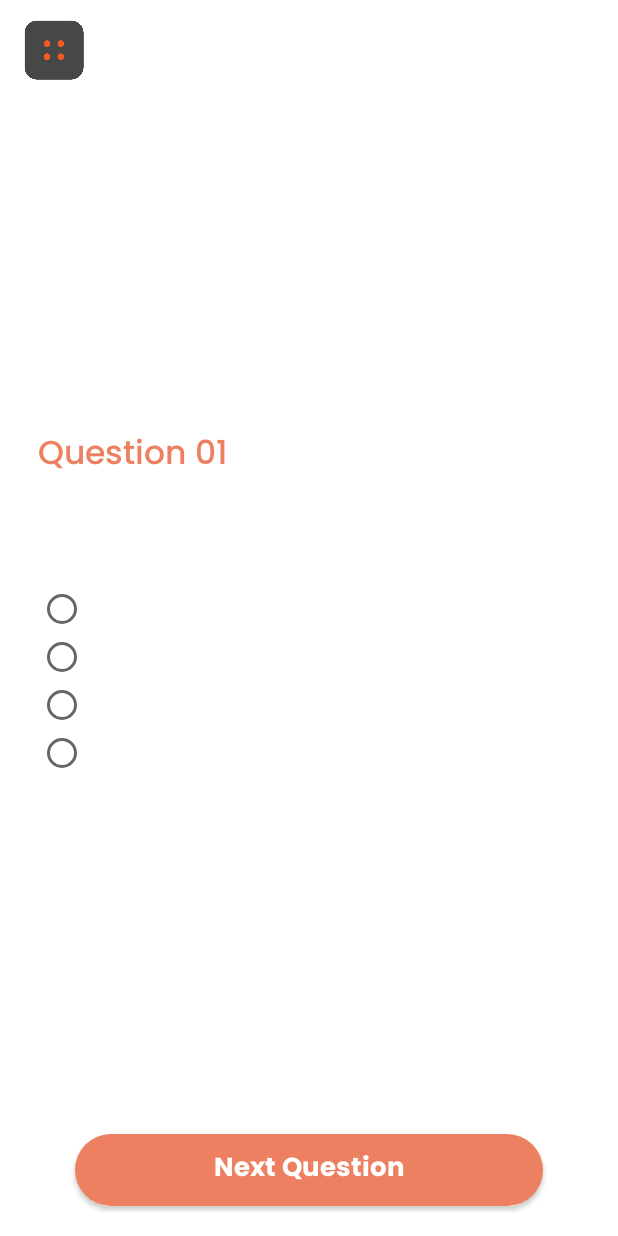
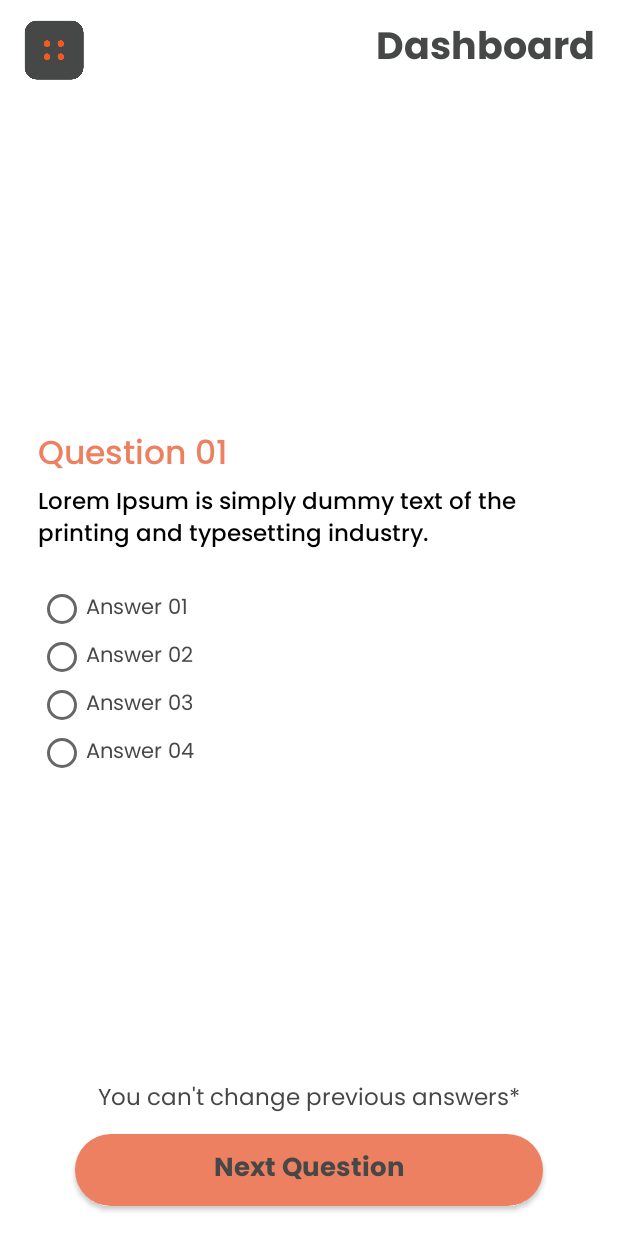
Before and after one commit to SandeepaViduranga/DriverGate, an Android app: the user_questions_page screen opened directly, with no data from a screen before it, on a phone screen of 412 x 824 dp. Run offline under Robolectric (Android 15) with nearby library versions, the phone set to English and light mode, and no system bars; our stand-ins replace Firebase (no records; nobody signed in at launch, a user with empty details on screens opened directly).

Commit message:
[feature] Add question feature implementation

```diff
--- a/app/src/main/java/com/example/drivergate/Student/user_questions_page.java
+++ b/app/src/main/java/com/example/drivergate/Student/user_questions_page.java
@@ -1,16 +1,50 @@
 package com.example.drivergate.Student;
 
 import androidx.appcompat.app.AppCompatActivity;
-
 import android.os.Bundle;
-
+import android.view.View;
+import android.widget.Button;
+import android.widget.RadioButton;
+import android.widget.RadioGroup;
+import android.widget.TextView;
 import com.example.drivergate.R;
+import com.google.firebase.auth.FirebaseAuth;
+import com.google.firebase.database.DatabaseReference;
+import com.google.firebase.database.FirebaseDatabase;
 
 public class user_questions_page extends AppCompatActivity {
+
+    FirebaseAuth mAuth;
+    FirebaseDatabase rootNode;
+    DatabaseReference reference;
+    TextView questionNo, question, answer1, answer2, answer3, answer4;
+    RadioGroup questionGroup;
+    RadioButton answerRadioButton;
+    Button nextQuestion;
 
     @Override
     protected void onCreate(Bundle savedInstanceState) {
         super.onCreate(savedInstanceState);
         setContentView(R.layout.activity_user_questions_page);
+
+        questionNo = findViewById(R.id.questionNumber);
+        question = findViewById(R.id.question);
+        answer1 = findViewById(R.id.answer1);
+        answer2 = findViewById(R.id.answer2);
+        answer3 = findViewById(R.id.answer3);
+        answer4 = findViewById(R.id.answer4);
+        nextQuestion = findViewById(R.id.nextQuestion);
+
+        mAuth=FirebaseAuth.getInstance();
+        reference= FirebaseDatabase.getInstance().getReference("Questions");
+
+    }
+
+    public void checkAnswer(View view)
+    {
+        int radioId = questionGroup.getCheckedRadioButtonId();
+
+        answerRadioButton = findViewById(radioId);
+        //Toast.makeText(this, "Selected button :" + radioButton.getText(), Toast.LENGTH_SHORT).show();
     }
 }
--- a/app/src/main/res/layout/activity_user_questions_page.xml
+++ b/app/src/main/res/layout/activity_user_questions_page.xml
@@ -29,7 +29,7 @@
             android:fontFamily="@font/poppins_bold"
             android:gravity="center"
             android:text="Dashboard"
-            android:textColor="@color/white"
+            android:textColor="@color/grey2"
             android:textSize="25dp" />
 
     </androidx.appcompat.widget.Toolbar>
@@ -43,6 +43,7 @@
         android:orientation="vertical">
 
         <TextView
+            android:id="@+id/questionNumber"
             android:layout_width="wrap_content"
             android:layout_height="wrap_content"
             android:layout_gravity="left"
@@ -53,13 +54,14 @@
             android:textSize="22dp" />
 
         <TextView
+            android:id="@+id/question"
             android:layout_width="wrap_content"
             android:layout_height="wrap_content"
             android:layout_gravity="left"
             android:layout_weight="7"
             android:fontFamily="@font/poppins_medium"
             android:text="Lorem Ipsum is simply dummy text of the printing and typesetting industry. "
-            android:textColor="@color/white"
+            android:textColor="@color/black"
             android:textSize="15dp" />
 
         <RadioGroup xmlns:android="http://schemas.android.com/apk/res/android"
@@ -70,36 +72,44 @@
             android:orientation="vertical">
 
             <RadioButton
+                android:id="@+id/answer1"
                 android:layout_width="wrap_content"
                 android:layout_height="wrap_content"
                 android:layout_weight="0.33"
                 android:fontFamily="@font/poppins_regular"
-                android:text="Credit Card"
-                android:textColor="@color/white" />
+                android:text="Answer 01"
+                android:onClick="checkAnswer"
+                android:textColor="@color/grey2" />
 
             <RadioButton
+                android:id="@+id/answer2"
                 android:layout_width="wrap_content"
                 android:layout_height="wrap_content"
                 android:layout_weight="0.33"
                 android:fontFamily="@font/poppins_regular"
-                android:text="PayPal"
-                android:textColor="@color/white" />
+                android:text="Answer 02"
+                android:onClick="checkAnswer"
+                android:textColor="@color/grey2" />
 
             <RadioButton
+                android:id="@+id/answer3"
                 android:layout_width="wrap_content"
                 android:layout_height="wrap_content"
                 android:layout_weight="0.33"
                 android:fontFamily="@font/poppins_regular"
-                android:text="WebMoney"
-                android:textColor="@color/white" />
+                android:text="Answer 03"
+                android:onClick="checkAnswer"
+                android:textColor="@color/grey2" />
 
             <RadioButton
+                android:id="@+id/answer4"
                 android:layout_width="wrap_content"
                 android:layout_height="wrap_content"
                 android:layout_weight="0.33"
                 android:fontFamily="@font/poppins_regular"
-                android:text="WebMoney"
-                android:textColor="@color/white" />
+                android:text="Answer 04"
+                android:onClick="checkAnswer"
+                android:textColor="@color/grey2" />
         </RadioGroup>
 
     </LinearLayout>
@@ -117,11 +127,11 @@
             android:layout_weight="7"
             android:fontFamily="@font/poppins_regular"
             android:text="You can't change previous answers*"
-            android:textColor="@color/white"
+            android:textColor="@color/grey2"
             android:textSize="15dp" />
 
         <Button
-            android:id="@+id/btnresetpw"
+            android:id="@+id/nextQuestion"
             android:layout_width="match_parent"
             android:layout_height="wrap_content"
             android:layout_marginLeft="50dp"
@@ -132,7 +142,7 @@
             android:fontFamily="@font/poppins_bold"
             android:text="Next Question"
             android:textAllCaps="false"
-            android:textColor="@color/white"
+            android:textColor="@color/grey2"
             android:textSize="17sp" />
 
     </LinearLayout>
--- a/app/src/main/res/values/strings.xml
+++ b/app/src/main/res/values/strings.xml
@@ -2,6 +2,7 @@
     <string name="app_name">Driver Gate</string>
 
     <string-array name="correctAnswer">
+        <item>Select Answer</item>
         <item>1st Answer</item>
         <item>2nd Answer</item>
         <item>3rd Answer</item>
```
Also changed, not shown: app/src/main/java/com/example/drivergate/DrivingSchool/ds_add_questions.java (+108 -12 lines), app/src/main/java/com/example/drivergate/DrivingSchool/ds_dashboard.java (+36 -4 lines).
